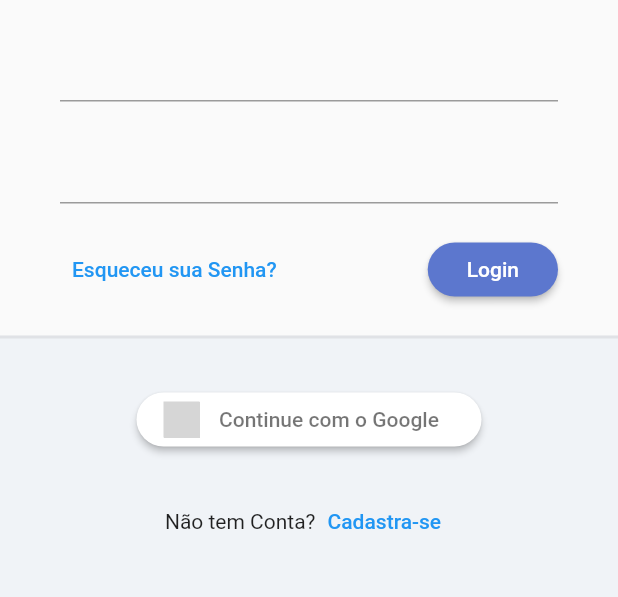
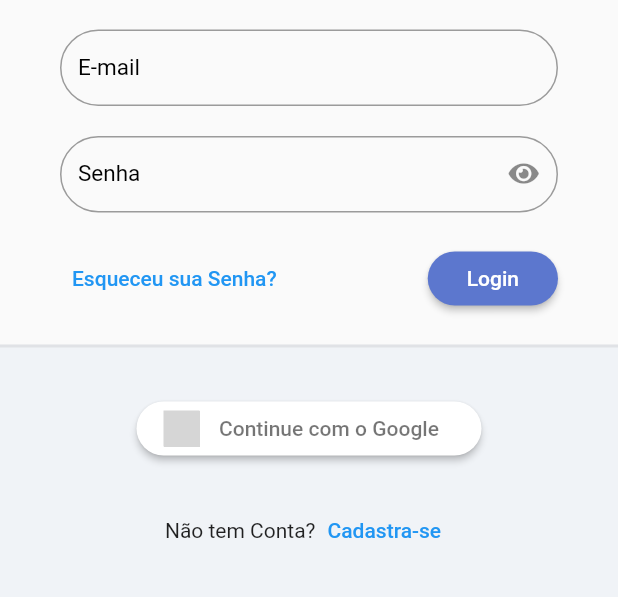
Before and after one commit to Raf-Alcides/todoPro, a Flutter app: the screen it shows after launch, on a phone screen of 412 x 824 dp, the part 350-947 px from its top. Run offline on Flutter 3.47's test engine with Material 2 defaults, Android fonts, the phone set to English and light mode, and no system bars; our stand-ins replace flutter_signin_button, google_fonts, nested, sqflite, synchronized; accounts and stored records are empty; Roboto replaces fonts that are missing (Mandali); grey boxes are pictures that could not be loaded.

Commit message:
Customizando o TextFormField

```diff
--- /dev/null
+++ b/lib/app/core/ui/todo_icons_icons.dart
@@ -0,0 +1,31 @@
+/// Flutter icons TodoIcons
+/// Copyright (C) 2023 by original authors @ fluttericon.com, fontello.com
+/// This font was generated by FlutterIcon.com, which is derived from Fontello.
+///
+/// To use this font, place it in your fonts/ directory and include the
+/// following in your pubspec.yaml
+///
+/// flutter:
+///   fonts:
+///    - family:  TodoIcons
+///      fonts:
+///       - asset: fonts/TodoIcons.ttf
+///
+///
+/// * Font Awesome 5, Copyright (C) 2016 by Dave Gandy
+///         Author:    Dave Gandy
+///         License:   SIL (https://github.com/FortAwesome/Font-Awesome/blob/master/LICENSE.txt)
+///         Homepage:  http://fortawesome.github.com/Font-Awesome/
+///
+import 'package:flutter/widgets.dart';
+
+class TodoIcons {
+  TodoIcons._();
+
+  static const _kFontFam = 'TodoIcons';
+  static const String? _kFontPkg = null;
+
+  static const IconData eye = IconData(0xf06e, fontFamily: _kFontFam, fontPackage: _kFontPkg);
+  // ignore: constant_identifier_names
+  static const IconData eye_slash = IconData(0xf070, fontFamily: _kFontFam, fontPackage: _kFontPkg);
+}
--- /dev/null
+++ b/lib/app/core/widget/todo_field.dart
@@ -0,0 +1,59 @@
+import 'package:flutter/material.dart';
+import 'package:todopro/app/core/ui/todo_icons_icons.dart';
+
+class TodoField extends StatelessWidget {
+  final String label;
+  final bool obscureText;
+  final IconButton? suffixIconButton;
+  final ValueNotifier<bool> obscureTextVn;
+  final TextEditingController? controller;
+  final FormFieldValidator<String>? validator;
+
+  TodoField({
+    Key? key,
+    required this.label,
+    this.obscureText = false,
+    this.suffixIconButton,
+    this.controller,
+    this.validator
+  })  : assert(obscureText == true ? suffixIconButton == null : true),
+        obscureTextVn = ValueNotifier(obscureText),
+        super(key: key);
+
+  @override
+  Widget build(BuildContext context) {
+    return ValueListenableBuilder<bool>(
+      valueListenable: obscureTextVn,
+      builder: (_, obscureTextValue, child) {
+        return TextFormField(
+          controller: controller,
+          validator: validator,
+          decoration: InputDecoration(
+            labelText: label,
+            labelStyle: const TextStyle(fontSize: 15, color: Colors.black),
+            border: OutlineInputBorder(
+              borderRadius: BorderRadius.circular(30),
+            ),
+            errorBorder: const OutlineInputBorder(
+                borderSide: BorderSide(color: Colors.red)),
+            isDense: true,
+            suffixIcon: suffixIconButton ??
+                (obscureText == true
+                    ? IconButton(
+                        onPressed: () {
+                          obscureTextVn.value = !obscureTextValue;
+                        },
+                        icon: Icon(
+                          !obscureTextValue
+                              ? TodoIcons.eye_slash
+                              : TodoIcons.eye,
+                        ),
+                      )
+                    : null),
+          ),
+          obscureText: obscureTextValue,
+        );
+      },
+    );
+  }
+}
--- a/lib/app/modules/auth/login/login_page.dart
+++ b/lib/app/modules/auth/login/login_page.dart
@@ -1,6 +1,7 @@
 import 'package:flutter/material.dart';
 import 'package:flutter_signin_button/button_list.dart';
 import 'package:flutter_signin_button/button_view.dart';
+import 'package:todopro/app/core/widget/todo_field.dart';
 import 'package:todopro/app/core/widget/todo_logo.dart';
 
 class LoginPage extends StatelessWidget {
@@ -29,9 +30,9 @@ class LoginPage extends StatelessWidget {
                     child: Form(
                       child: Column(
                         children: [
-                          TextFormField(),
+                          TodoField(label: 'E-mail'),
                           const SizedBox(height: 20),
-                          TextFormField(),
+                          TodoField(label: 'Senha', obscureText: true),
                           const SizedBox(height: 20),
                           Row(
                             mainAxisAlignment: MainAxisAlignment.spaceBetween,
@@ -76,18 +77,20 @@ class LoginPage extends StatelessWidget {
                             text: 'Continue com o Google',
                             padding: const EdgeInsets.all(5),
                             shape: OutlineInputBorder(
-                              borderRadius: BorderRadius.circular(30),
-                              borderSide: BorderSide.none
-                            ),
+                                borderRadius: BorderRadius.circular(30),
+                                borderSide: BorderSide.none),
                             onPressed: () {},
                           ),
                           const SizedBox(height: 20),
                           Row(
                             mainAxisAlignment: MainAxisAlignment.center,
                             children: [
-                            const Text('Não tem Conta?'),
-                            TextButton(onPressed: () {}, child: const Text('Cadastra-se'))
-                          ],)
+                              const Text('Não tem Conta?'),
+                              TextButton(
+                                  onPressed: () {},
+                                  child: const Text('Cadastra-se'))
+                            ],
+                          )
                         ],
                       ),
                     ),
```
Also changed, not shown: pubspec.yaml (+4 -4 lines), assets/fonts/TodoIcons.ttf (added).
